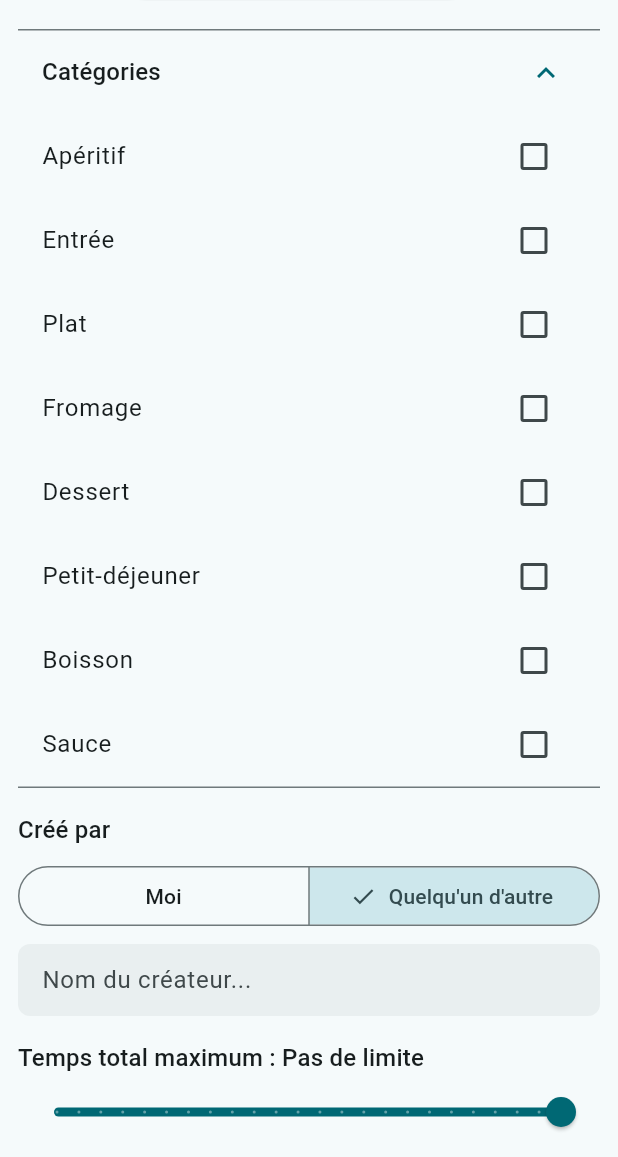
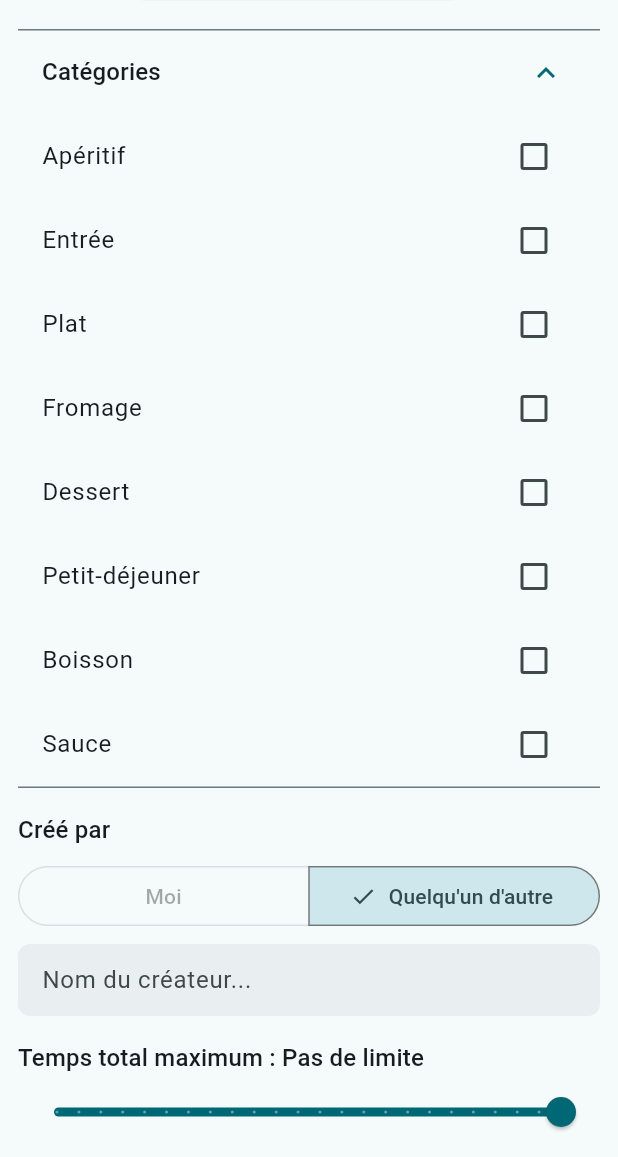
Before and after one commit to cs3991/abcuisto, a Flutter app: the screen it shows after launch, after a tap on "Filtres", on a phone screen of 412 x 824 dp, the part 79-1236 px from its top. Run offline on Flutter 3.47's test engine with Material 3 defaults, Android fonts, the phone set to English and light mode, and no system bars; our stand-ins replace app_links, bloc, diacritic, flutter_bloc, image_picker, infinite_scroll_pagination and 2 more; missing offline and left inert: transparent_pointer; accounts and stored records are empty; network calls fail.

Commit message:
Fix current user recipe creator filter

```diff
--- a/lib/login/authentication_cubit.dart
+++ b/lib/login/authentication_cubit.dart
@@ -37,7 +37,7 @@ class AuthenticationCubit extends Cubit<AuthenticationState> {
     emit(AuthenticationLoading());
     try {
       await repository.login(email, password);
-      emit(AuthenticationLoggedIn(username: repository.authEmail ?? email));
+      emit(AuthenticationLoggedIn(username: repository.user?.userName ?? ''));
       return true;
     } on Exception catch (error) {
       emit(AuthenticationFailure(message: error.toString()));
@@ -53,7 +53,7 @@ class AuthenticationCubit extends Cubit<AuthenticationState> {
 
   void checkAuthentication() {
     if (repository.isAuthenticated) {
-      emit(AuthenticationLoggedIn(username: repository.authEmail ?? ''));
+      emit(AuthenticationLoggedIn(username: repository.user?.userName ?? ''));
     } else {
       emit(AuthenticationLoggedOut());
     }
@@ -69,7 +69,7 @@ class AuthenticationCubit extends Cubit<AuthenticationState> {
     try {
       await repository.signUp(email, password, username);
       await repository.login(email, password);
-      emit(AuthenticationLoggedIn(username: username));
+      emit(AuthenticationLoggedIn(username: repository.user?.userName ?? username));
     } on Exception catch (error) {
       emit(AuthenticationFailure(message: error.toString()));
     }
--- a/lib/recipe/filters/filter_page.dart
+++ b/lib/recipe/filters/filter_page.dart
@@ -27,11 +27,14 @@ class FilterPage extends StatefulWidget {
 
 class _FilterPageState extends State<FilterPage> {
   final TextEditingController creatorController = TextEditingController();
-  bool isCreatorSelf = false;
   int totalTimeValue = 24;
 
   @override
   Widget build(BuildContext context) {
+    final authState = context.watch<AuthenticationCubit>().state;
+    final username = authState is AuthenticationLoggedIn ? authState.username : '';
+    final creator = context.select((FilterCubit cubit) => cubit.state.filter.creator ?? '');
+    final isCreatorSelf = username.isNotEmpty && creator == username;
     creatorController.value = context.select(
       (FilterCubit cubit) => TextEditingValue(
         text: cubit.state.filter.creator ?? '',
@@ -67,22 +70,17 @@ class _FilterPageState extends State<FilterPage> {
             SizedBox(height: 8),
             SegmentedButton(
               segments: [
-                ButtonSegment<bool>(value: true, label: Text('Moi')),
+                ButtonSegment<bool>(value: true, label: Text('Moi'), enabled: username.isNotEmpty),
                 ButtonSegment<bool>(value: false, label: Text("Quelqu'un d'autre")),
               ],
               onSelectionChanged: (value) {
                 if (value.first) {
-                  final authState = context.read<AuthenticationCubit>().state;
-                  final username = authState is AuthenticationLoggedIn ? authState.username : '';
                   creatorController.text = username;
                   context.read<FilterCubit>().updateFilteredCreatorName(username);
                 } else {
                   creatorController.clear();
                   context.read<FilterCubit>().updateFilteredCreatorName('');
                 }
-                setState(() {
-                  isCreatorSelf = value.first;
-                });
               },
               selected: {isCreatorSelf},
             ),
```
Also changed, not shown: 1 other file.
